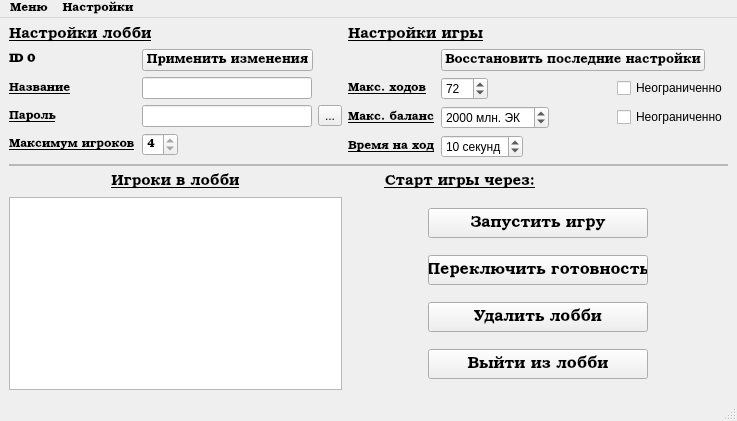
Above: userinterface/lobbywindow.ui from AlekseyLapunov/Client-Monopoly before the change. Below: the same form after it.
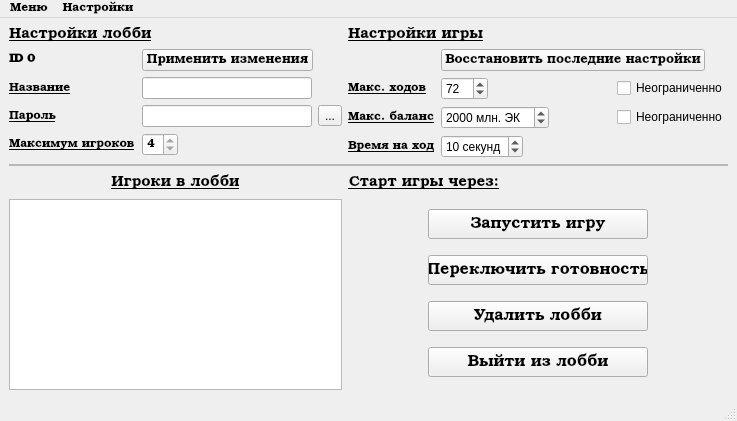
That is the form after the change.

What changed in the file:
```diff
--- a/userinterface/lobbywindow.ui
+++ b/userinterface/lobbywindow.ui
@@ -747,6 +747,12 @@
       </item>
       <item>
        <widget class="QLabel" name="lSecondsToStart">
+        <property name="minimumSize">
+         <size>
+          <width>40</width>
+          <height>0</height>
+         </size>
+        </property>
         <property name="font">
          <font>
           <family>Bookman Old Style</family>
@@ -758,6 +764,19 @@
         </property>
        </widget>
       </item>
+      <item>
+       <spacer name="horizontalSpacer_3">
+        <property name="orientation">
+         <enum>Qt::Horizontal</enum>
+        </property>
+        <property name="sizeHint" stdset="0">
+         <size>
+          <width>40</width>
+          <height>20</height>
+         </size>
+        </property>
+       </spacer>
+      </item>
      </layout>
     </item>
    </layout>
```
